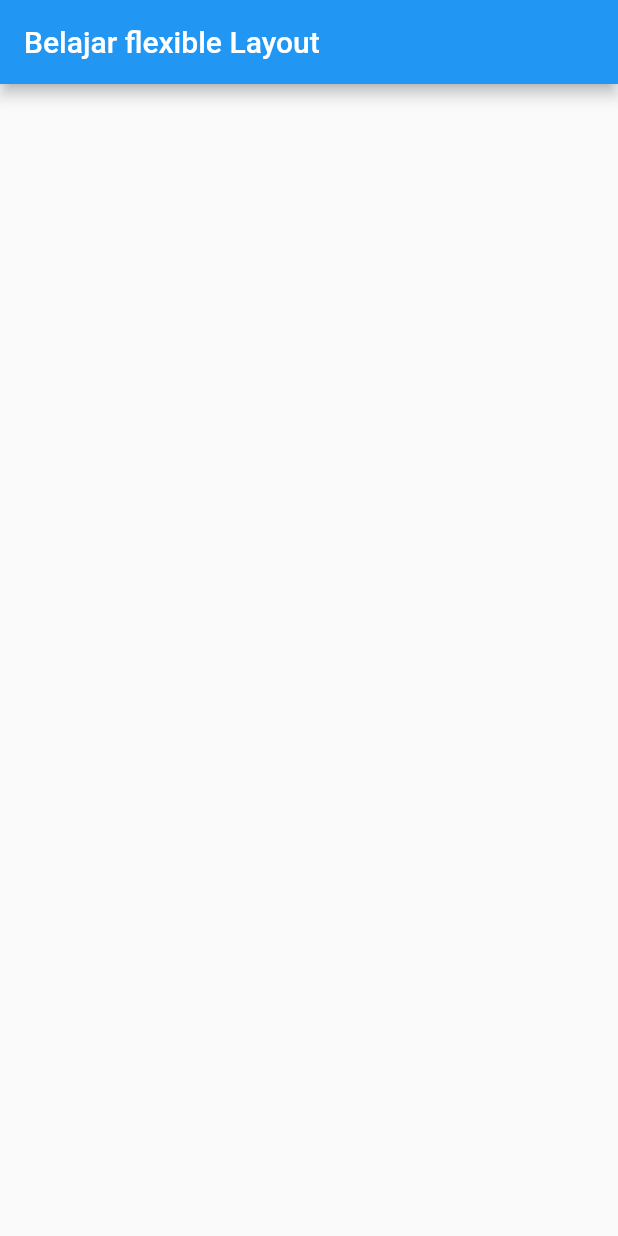
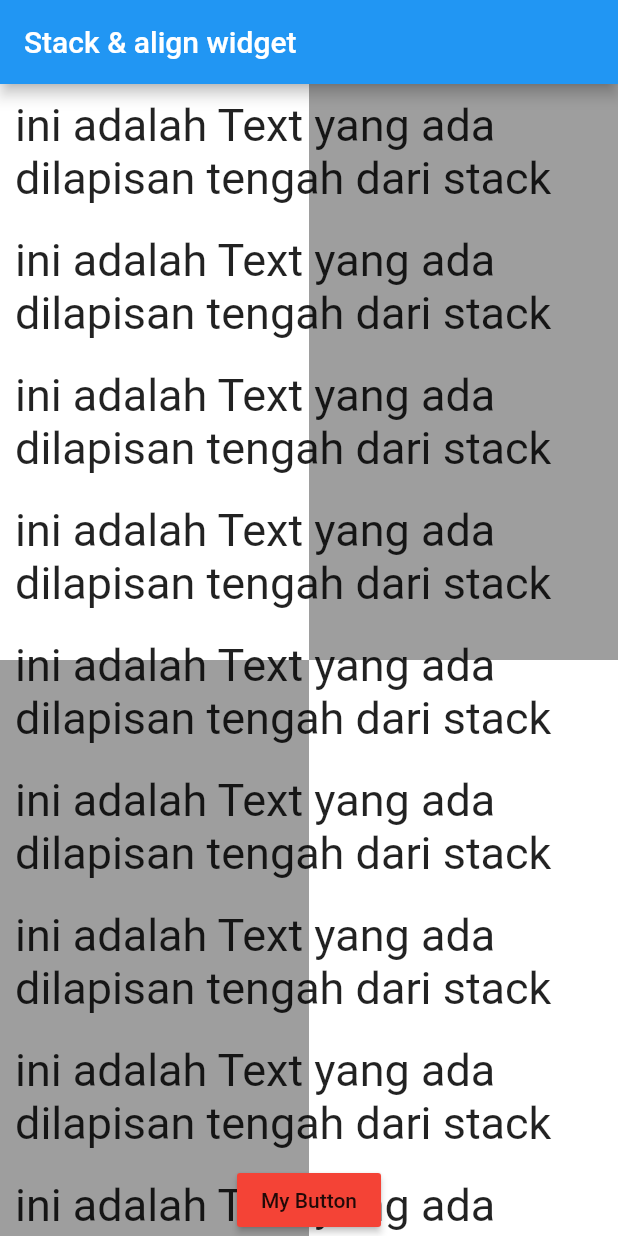
Before and after one commit to lianmafutra/belajar_flutter, a Flutter app: the screen it shows after launch, on a phone screen of 412 x 824 dp. Run offline on Flutter 3.47's test engine with Material 2 defaults, Android fonts, the phone set to English and light mode, and no system bars.

Commit message:
selesai belajar stack

```diff
--- a/belajar/lib/main.dart
+++ b/belajar/lib/main.dart
@@ -1,24 +1,139 @@
-import 'dart:math';
 import 'package:flutter/material.dart';
 
+// stack posisi menumpuk , seperti fragment (bertumpuk)
 void main() => runApp(MyApp());
 
-class MyApp extends StatefulWidget {
-  @override
-  _MyAppState createState() => _MyAppState();
-}
-
-class _MyAppState extends State<MyApp> {
+class MyApp extends StatelessWidget {
   @override
   Widget build(BuildContext context) {
     return MaterialApp(
       home: Scaffold(
-        appBar: AppBar(title: Text("Belajar flexible Layout"),),
-        body: Column(
-          children:<Widget> [
-            Container(),
-            Container(),
-            Container(),
+        appBar: AppBar(
+          title: Text('Stack & align widget'),
+        ),
+        body: Stack(
+          children: <Widget>[
+            Column(
+              //bg
+              children: <Widget>[
+                Flexible(
+                    flex: 1,
+                    child: Row(
+                      children: <Widget>[
+                        Flexible(
+                          flex: 1,
+                          child: Container(
+                            color: Colors.white,
+                          ),
+                        ),
+                        Flexible(
+                          flex: 1,
+                          child: Container(
+                            color: Colors.grey,
+                          ),
+                        )
+                      ],
+                    )),
+                Flexible(
+                    flex: 1,
+                    child: Row(
+                      children: <Widget>[
+                        Flexible(
+                          flex: 1,
+                          child: Container(
+                            color: Colors.grey,
+                          ),
+                        ),
+                        Flexible(
+                          flex: 1,
+                          child: Container(
+                            color: Colors.white,
+                          ),
+                        )
+                      ],
+                    ))
+              ],
+            ),
+            //text
+            ListView(
+              children: <Widget>[
+                Container(
+                  margin: EdgeInsets.all(10),
+                  child: Text(
+                    "ini adalah Text yang ada dilapisan tengah dari stack",
+                    style: TextStyle(fontSize: 30),
+                  ),
+                ),
+                Container(
+                  margin: EdgeInsets.all(10),
+                  child: Text(
+                    "ini adalah Text yang ada dilapisan tengah dari stack",
+                    style: TextStyle(fontSize: 30),
+                  ),
+                ),
+                Container(
+                  margin: EdgeInsets.all(10),
+                  child: Text(
+                    "ini adalah Text yang ada dilapisan tengah dari stack",
+                    style: TextStyle(fontSize: 30),
+                  ),
+                ),
+                Container(
+                  margin: EdgeInsets.all(10),
+                  child: Text(
+                    "ini adalah Text yang ada dilapisan tengah dari stack",
+                    style: TextStyle(fontSize: 30),
+                  ),
+                ),
+                Container(
+                  margin: EdgeInsets.all(10),
+                  child: Text(
+                    "ini adalah Text yang ada dilapisan tengah dari stack",
+                    style: TextStyle(fontSize: 30),
+                  ),
+                ),
+                Container(
+                  margin: EdgeInsets.all(10),
+                  child: Text(
+                    "ini adalah Text yang ada dilapisan tengah dari stack",
+                    style: TextStyle(fontSize: 30),
+                  ),
+                ),
+                Container(
+                  margin: EdgeInsets.all(10),
+                  child: Text(
+                    "ini adalah Text yang ada dilapisan tengah dari stack",
+                    style: TextStyle(fontSize: 30),
+                  ),
+                ),
+                Container(
+                  margin: EdgeInsets.all(10),
+                  child: Text(
+                    "ini adalah Text yang ada dilapisan tengah dari stack",
+                    style: TextStyle(fontSize: 30),
+                  ),
+                ),
+                Container(
+                  margin: EdgeInsets.all(10),
+                  child: Text(
+                    "ini adalah Text yang ada dilapisan tengah dari stack",
+                    style: TextStyle(fontSize: 30),
+                  ),
+                ),
+              ],
+            ),
+            Align(
+              alignment: Alignment.bottomCenter,
+              child: RaisedButton(
+              child: Text("My Button"),
+              onPressed: () {
+
+              },
+              color: Colors.red,
+            ),
+            )
+
+            //button
           ],
         ),
       ),
```
Also changed, not shown: belajar/lib/flexible_widget.dart (+67 -0 lines), belajar/lib/stack_&_align_widget.dart (added).
